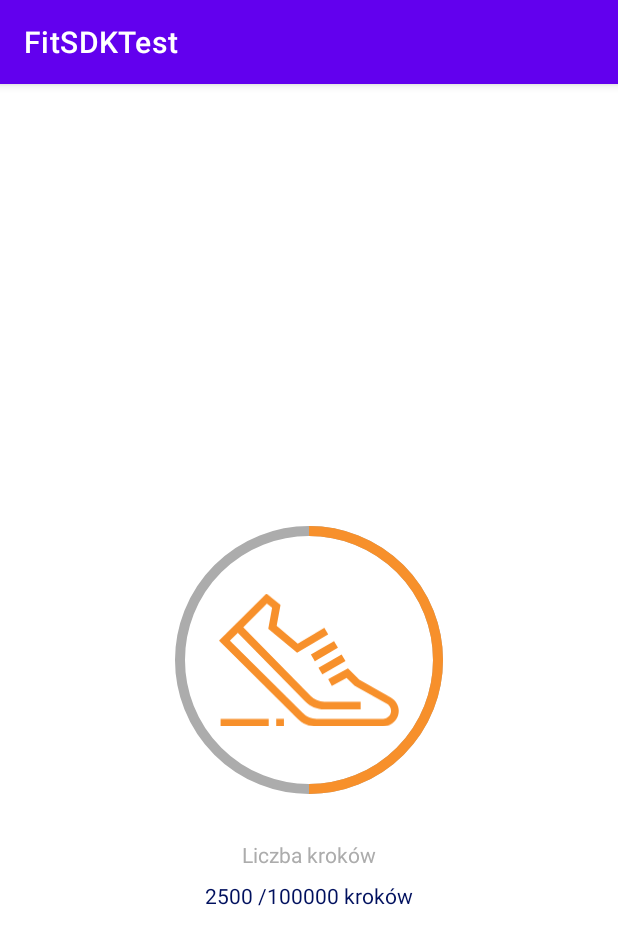
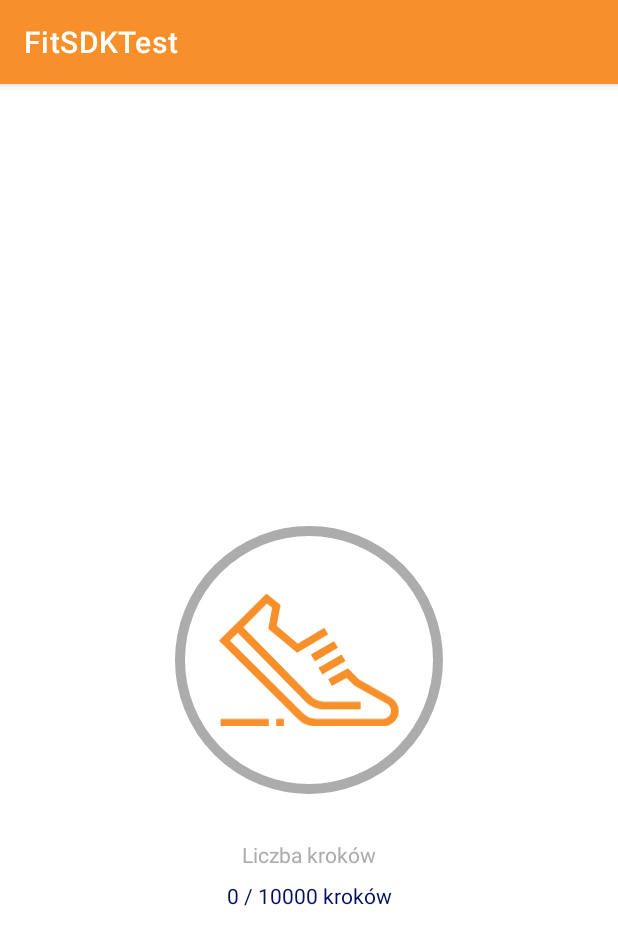
Before and after one commit to programmingCris/step_counter, an Android app: the screen it shows after launch (MainActivity), on a phone screen of 412 x 824 dp. Shown: the top 945 px of the screen. Run offline under Robolectric (Android 15) with nearby library versions, the phone set to English and light mode, and no system bars; our stand-ins replace data binding; 1 statement that could not run was skipped.

Commit message:
*dodanie nasluchu na zmiany liczby krokow

```diff
--- a/app/build.gradle
+++ b/app/build.gradle
@@ -14,6 +14,10 @@ android {
         versionName "1.0"
 
         testInstrumentationRunner "androidx.test.runner.AndroidJUnitRunner"
+    }
+    buildFeatures {
+        viewBinding true
+        dataBinding true
     }
 
     buildTypes {
@@ -42,4 +46,5 @@ dependencies {
     androidTestImplementation 'androidx.test.espresso:espresso-core:3.4.0'
     implementation("com.google.android.gms:play-services-fitness:20.0.0")
     implementation("com.google.android.gms:play-services-auth:19.2.0")
+    implementation 'androidx.lifecycle:lifecycle-extensions:2.2.0'
 }
--- a/app/src/main/java/com/recrutation/fitsdktest/MainActivity.kt
+++ b/app/src/main/java/com/recrutation/fitsdktest/MainActivity.kt
@@ -1,25 +1,35 @@
 package com.recrutation.fitsdktest
 
 import android.Manifest
-import android.app.Activity
 import android.content.Intent
 import android.content.pm.PackageManager
 import android.os.Build
+import android.os.Bundle
 import androidx.appcompat.app.AppCompatActivity
-import android.os.Bundle
 import androidx.core.app.ActivityCompat
 import androidx.core.content.ContextCompat
+import androidx.lifecycle.ViewModelProvider
+import com.recrutation.fitsdktest.databinding.ActivityMainBinding
 import com.recrutation.fitsdktest.fit.impl.FitClient
-import java.security.Permission
 
 class MainActivity : AppCompatActivity() {
     private val  MY_PERMISSIONS_REQUEST_ACTIVITY_RECOGNITION = 102
     private lateinit var client: FitClient
+    private lateinit var binding: ActivityMainBinding
+    private lateinit var viewModel: MainViewModel
 
     override fun onCreate(savedInstanceState: Bundle?) {
         super.onCreate(savedInstanceState)
-        setContentView(R.layout.activity_main)
+        binding = ActivityMainBinding.inflate(layoutInflater)
+        viewModel = ViewModelProvider(this).get(MainViewModel::class.java)
+        setContentView(binding.root)
+        binding.vm = viewModel
         client = FitClient(this)
+        client.mutableLiveData.observe(this, {
+            viewModel.actualCount = it
+            binding.circularProgress.setCustomProgress(viewModel.actualCount)
+            binding.stepCountMessage.text = getString(R.string.step_count_message, viewModel.actualCount, viewModel.maxCount)
+        })
         checkPermission()
     }
 
--- /dev/null
+++ b/app/src/main/java/com/recrutation/fitsdktest/MainViewModel.kt
@@ -0,0 +1,9 @@
+package com.recrutation.fitsdktest
+
+import androidx.lifecycle.ViewModel
+import com.recrutation.fitsdktest.fit.config.FitConfig
+
+class MainViewModel: ViewModel() {
+    var actualCount = 0
+    var maxCount = FitConfig.MAX_COUNT
+}
--- /dev/null
+++ b/app/src/main/java/com/recrutation/fitsdktest/fit/config/FitConfig.kt
@@ -0,0 +1,7 @@
+package com.recrutation.fitsdktest.fit.config
+
+class FitConfig {
+    companion object{
+        const val MAX_COUNT = 10000
+    }
+}
--- a/app/src/main/java/com/recrutation/fitsdktest/fit/impl/FitClient.kt
+++ b/app/src/main/java/com/recrutation/fitsdktest/fit/impl/FitClient.kt
@@ -1,7 +1,9 @@
 package com.recrutation.fitsdktest.fit.impl
 
 import android.util.Log
+import android.widget.Toast
 import androidx.appcompat.app.AppCompatActivity
+import androidx.lifecycle.MutableLiveData
 import com.google.android.gms.auth.api.signin.GoogleSignIn
 import com.google.android.gms.fitness.Fitness
 import com.google.android.gms.fitness.FitnessOptions
@@ -9,10 +11,10 @@ import com.google.android.gms.fitness.data.DataSource
 import com.google.android.gms.fitness.data.DataType
 import com.google.android.gms.fitness.data.Field
 import com.google.android.gms.fitness.request.DataReadRequest
+import com.google.android.gms.fitness.request.SensorRequest
 import com.recrutation.fitsdktest.fit.abstract.FitClientInterface
 import java.time.LocalDate
 import java.time.LocalDateTime
-import java.time.LocalTime
 import java.time.ZoneId
 import java.util.concurrent.TimeUnit
 
@@ -21,9 +23,12 @@ class FitClient(private val activity: AppCompatActivity) : FitClientInterface,
     private val TAG = "FitClient"
     private val fitnessOptions = FitnessOptions.builder()
         .addDataType(DataType.TYPE_STEP_COUNT_CUMULATIVE, FitnessOptions.ACCESS_READ)
+        .addDataType(DataType.TYPE_STEP_COUNT_DELTA, FitnessOptions.ACCESS_READ)
         .build()
     private val account = GoogleSignIn.getAccountForExtension(activity, fitnessOptions)
     val fitPermissions = FitPermissions(activity, account, fitnessOptions, this)
+    private var totalCount = 0
+    val mutableLiveData: MutableLiveData<Int> = MutableLiveData(totalCount)
 
     override fun getTotalCount() : Int {
         if(fitPermissions.checkPermissions()){
@@ -55,12 +60,44 @@ class FitClient(private val activity: AppCompatActivity) : FitClientInterface,
                 val totalSteps = response.buckets
                     .flatMap { it.dataSets }
                     .flatMap { it.dataPoints }
-                    .sumBy { it.getValue(Field.FIELD_STEPS).asInt() }
+                    .sumOf<T>({ it.getValue(Field.FIELD_STEPS).asInt() })
+                totalCount = totalSteps
+                mutableLiveData.postValue(totalCount)
                 Log.i(TAG, "Total steps: $totalSteps")
+                Fitness.getSensorsClient(activity, account)
+                    .add(SensorRequest.Builder()
+                        .setDataType(DataType.TYPE_STEP_COUNT_DELTA)
+                        .setSamplingRate(10, TimeUnit.SECONDS)
+                        .build()
+                    ) {
+                        Log.d(TAG, "working")
+                        for (item in it.dataType.fields) {
+                            val value = it.getValue(item)
+                            Log.d(TAG, "field ${item.name}")
+                            Log.d(TAG, "field count  $value")
+                            totalCount.plus(value.asInt())
+                            mutableLiveData.postValue(totalCount)
+                            Toast.makeText(activity, "AAAA $value", Toast.LENGTH_SHORT).show()
+                        }
+                    }
+                    .addOnSuccessListener {
+                        Log.d(TAG, "getSensorsClientSuccessListener")
+                    }
+                    .addOnFailureListener{
+                        Log.d(TAG, "getSensorsClientFailureListener")
+                    }
             }
             .addOnFailureListener{
                 Log.d(TAG, "addOnFailureListener")
             }
+        /*Fitness.getRecordingClient(activity, account)
+            .subscribe(DataType.TYPE_STEP_COUNT_CUMULATIVE)
+            .addOnSuccessListener {
+                Log.i(TAG,"Subscription was successful!")
+            }
+            .addOnFailureListener { e ->
+                Log.w(TAG, "There was a problem subscribing ", e)
+            }*/
     }
 
     override fun onPermissionsSuccess() {
--- a/app/src/main/java/com/recrutation/fitsdktest/fit/view/FitCircularView.kt
+++ b/app/src/main/java/com/recrutation/fitsdktest/fit/view/FitCircularView.kt
@@ -1,14 +1,9 @@
 package com.recrutation.fitsdktest.fit.view
 
 import android.content.Context
-import android.graphics.Canvas
-import android.graphics.Color
-import android.graphics.Paint
-import android.graphics.Path
+import android.graphics.*
 import android.util.AttributeSet
 import android.view.View
-
-import android.graphics.RectF
 import com.recrutation.fitsdktest.R
 
 
@@ -41,6 +36,23 @@ class FitCircularView : View{
         init(context, attrs)
     }
 
+    fun setCustomMax(customMax : Int){
+        this.max = customMax
+    }
+
+    fun getCustomMax(): Int{
+        return max
+    }
+
+    fun setCustomProgress(customProgress: Int){
+        this.progress = customProgress
+        invalidate()
+    }
+
+    fun getCustomProgress(): Int{
+        return progress
+    }
+
     private fun init(context: Context, attrs: AttributeSet){
         context.theme.obtainStyledAttributes(
             attrs,
@@ -48,11 +60,11 @@ class FitCircularView : View{
             0, 0).apply {
 
             try {
-                progressPaint.color = getColor(R.styleable.CircleProgress_custom_progressColor, Color.YELLOW)
-                trackPaint.color = getColor(R.styleable.CircleProgress_custom_trackColor, Color.GRAY)
-                progress = getInt(R.styleable.CircleProgress_custom_progress, 0)
-                trackWidth = getDimensionPixelSize(R.styleable.CircleProgress_custom_trackWidth, 0)
-                max = getInt(R.styleable.CircleProgress_custom_max, 1)
+                progressPaint.color = getColor(R.styleable.CircleProgress_customProgressColor, Color.YELLOW)
+                trackPaint.color = getColor(R.styleable.CircleProgress_customTrackColor, Color.GRAY)
+                progress = getInt(R.styleable.CircleProgress_customProgress, 0)
+                trackWidth = getDimensionPixelSize(R.styleable.CircleProgress_customTrackWidth, 0)
+                max = getInt(R.styleable.CircleProgress_customMax, 1)
             } finally {
                 recycle()
             }
--- a/app/src/main/res/layout/activity_main.xml
+++ b/app/src/main/res/layout/activity_main.xml
@@ -1,11 +1,18 @@
 <?xml version="1.0" encoding="utf-8"?>
-<androidx.constraintlayout.widget.ConstraintLayout
+<layout
     xmlns:android="http://schemas.android.com/apk/res/android"
     xmlns:tools="http://schemas.android.com/tools"
     xmlns:app="http://schemas.android.com/apk/res-auto"
+    tools:context=".MainActivity">
+    <data>
+        <variable
+            name="vm"
+            type="com.recrutation.fitsdktest.MainViewModel" />
+    </data>
+
+<androidx.constraintlayout.widget.ConstraintLayout
     android:layout_width="match_parent"
-    android:layout_height="match_parent"
-    tools:context=".MainActivity">
+    android:layout_height="match_parent">
     <androidx.appcompat.widget.AppCompatImageView
         android:layout_width="@dimen/circular_progress_image_size"
         android:layout_height="@dimen/circular_progress_image_size"
@@ -22,27 +29,29 @@
         app:layout_constraintBottom_toBottomOf="parent"
         app:layout_constraintLeft_toLeftOf="parent"
         app:layout_constraintRight_toRightOf="parent"
-        app:custom_trackWidth="10dp"
-        app:custom_trackColor="@color/trackColor"
-        app:custom_progressColor="@color/progressColor"
-        app:custom_progress="5000"
-        app:custom_max="10000"/>
+        app:customTrackWidth="10dp"
+        app:customTrackColor="@color/trackColor"
+        app:customProgressColor="@color/progressColor"
+        app:customProgress="@{vm.actualCount}"
+        app:customMax="@{vm.maxCount}"/>
     <TextView
         android:id="@+id/step_count_title"
         android:layout_width="wrap_content"
         android:layout_height="wrap_content"
         app:layout_constraintTop_toBottomOf="@id/circular_progress"
-        android:text="Liczba kroków"
+        android:text="@string/step_count"
         app:layout_constraintLeft_toLeftOf="parent"
         app:layout_constraintRight_toRightOf="parent"
         android:textColor="@color/grayTextColor"/>
     <TextView
+        android:id="@+id/step_count_message"
         android:layout_width="wrap_content"
         android:layout_height="wrap_content"
         app:layout_constraintTop_toBottomOf="@id/step_count_title"
-        android:text="2500 /100000 kroków"
+        android:text="@{@string/step_count_message(vm.actualCount, vm.maxCount)}"
         app:layout_constraintLeft_toLeftOf="parent"
         app:layout_constraintRight_toRightOf="parent"
         android:textColor="@color/textColor"
         android:paddingTop="8dp"/>
   </androidx.constraintlayout.widget.ConstraintLayout>
+</layout>
--- a/app/src/main/res/values/attrs.xml
+++ b/app/src/main/res/values/attrs.xml
@@ -1,10 +1,10 @@
 <?xml version="1.0" encoding="utf-8"?>
 <resources>
     <declare-styleable name="CircleProgress">
-        <attr name="custom_trackColor" format="color"/>
-        <attr name="custom_progressColor" format="color"/>
-        <attr name="custom_progress" format="integer"/>
-        <attr name="custom_trackWidth" format="dimension"/>
-        <attr name="custom_max" format="integer"/>
+        <attr name="customTrackColor" format="color"/>
+        <attr name="customProgressColor" format="color"/>
+        <attr name="customProgress" format="reference"/>
+        <attr name="customTrackWidth" format="dimension"/>
+        <attr name="customMax" format="reference"/>
     </declare-styleable>
 </resources>
--- a/app/src/main/res/values/colors.xml
+++ b/app/src/main/res/values/colors.xml
@@ -1,8 +1,8 @@
 <?xml version="1.0" encoding="utf-8"?>
 <resources>
     <color name="purple_200">#FFBB86FC</color>
-    <color name="purple_500">#FF6200EE</color>
-    <color name="purple_700">#FF3700B3</color>
+    <color name="purple_500">#f7902b</color>
+    <color name="purple_700">#be6200</color>
     <color name="teal_200">#FF03DAC5</color>
     <color name="teal_700">#FF018786</color>
     <color name="black">#FF000000</color>
--- a/app/src/main/res/values/strings.xml
+++ b/app/src/main/res/values/strings.xml
@@ -1,3 +1,5 @@
 <resources>
     <string name="app_name">FitSDKTest</string>
+    <string name="step_count">Liczba kroków</string>
+    <string name="step_count_message">%d / %d kroków</string>
 </resources>
```
